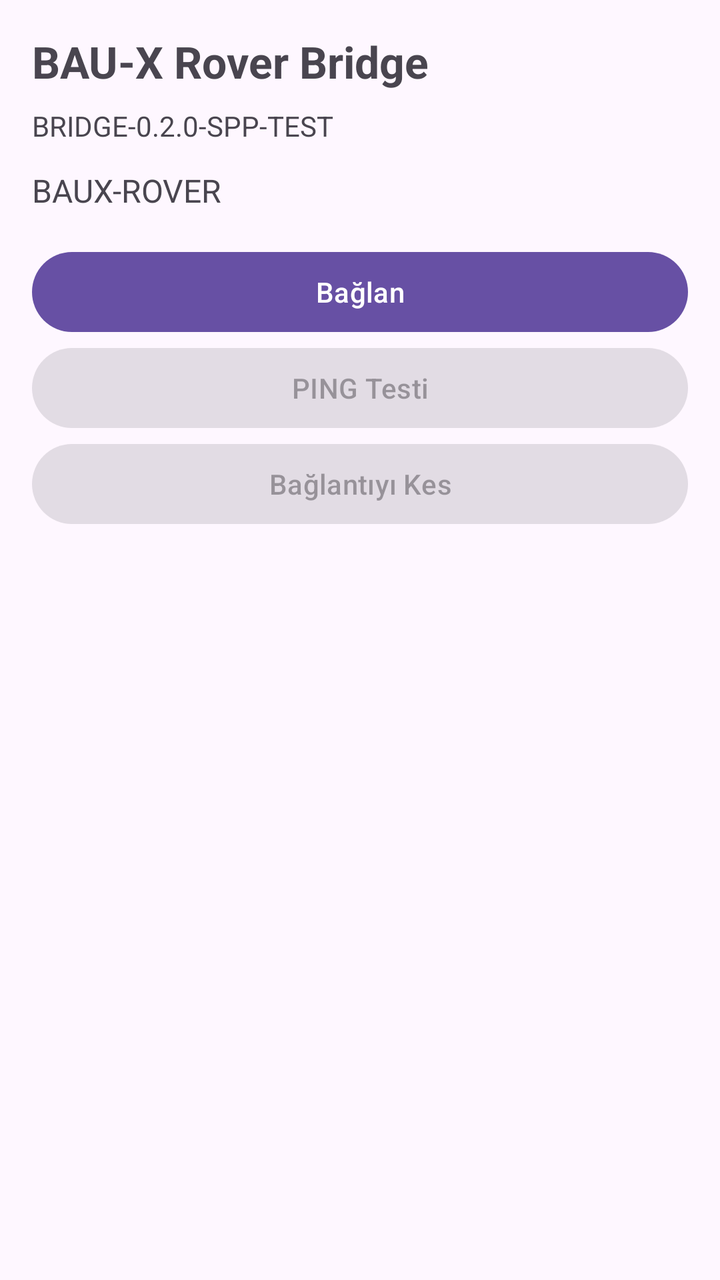
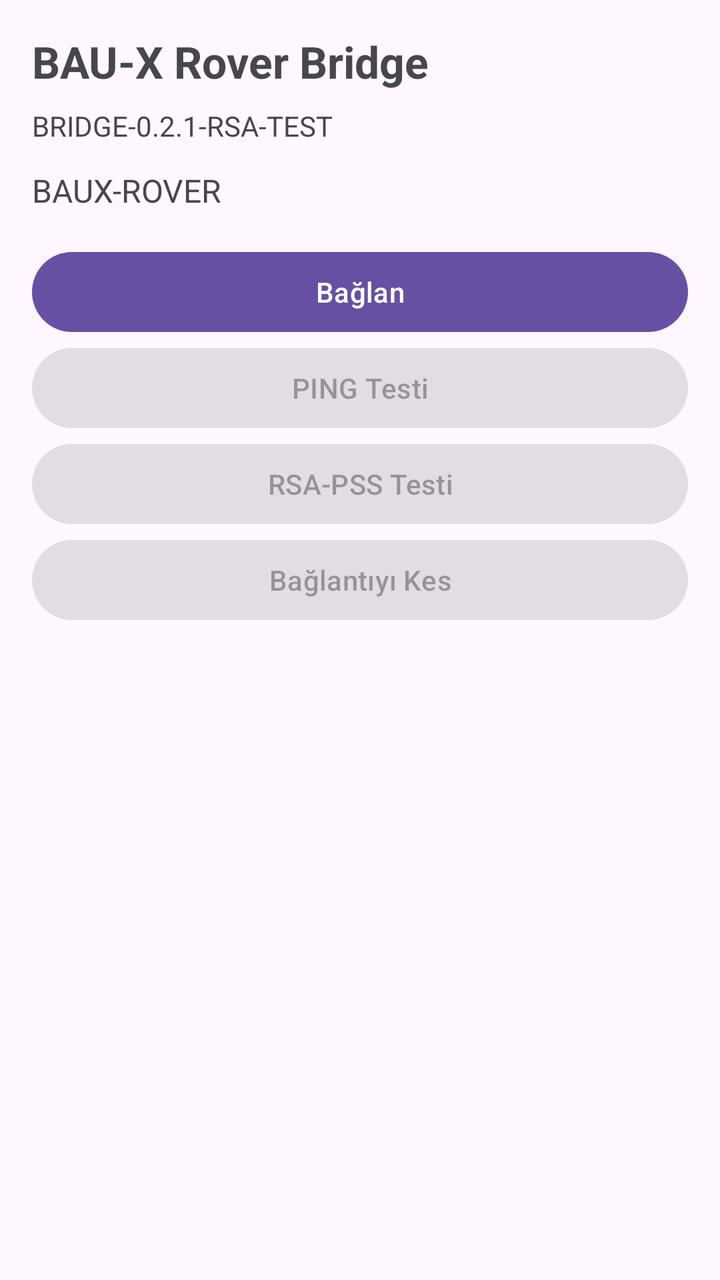

Two renders of the same Android screen: before a commit and after it. Below are the layout's source before the change and the commit's diff.
<!-- AndroidManifest.xml: application theme Theme.BauxRoverBridge -->
<!-- res/layout/activity_main.xml -->
<?xml version="1.0" encoding="utf-8"?>
<LinearLayout xmlns:android="http://schemas.android.com/apk/res/android"
    android:layout_width="match_parent"
    android:layout_height="match_parent"
    android:orientation="vertical"
    android:padding="16dp">

    <TextView
        android:id="@+id/titleText"
        android:layout_width="wrap_content"
        android:layout_height="wrap_content"
        android:text="BAU-X Rover Bridge"
        android:textSize="22sp"
        android:textStyle="bold" />

    <TextView
        android:id="@+id/versionText"
        android:layout_width="wrap_content"
        android:layout_height="wrap_content"
        android:layout_marginTop="8dp"
        android:text="BRIDGE-0.2.0-SPP-TEST"
        android:textSize="14sp" />

    <TextView
        android:id="@+id/statusText"
        android:layout_width="wrap_content"
        android:layout_height="wrap_content"
        android:layout_marginTop="12dp"
        android:text="BAUX-ROVER"
        android:textSize="16sp" />

    <Button
        android:id="@+id/connectButton"
        android:layout_width="match_parent"
        android:layout_height="wrap_content"
        android:layout_marginTop="16dp"
        android:text="@string/connect" />

    <Button
        android:id="@+id/pingButton"
        android:layout_width="match_parent"
        android:layout_height="wrap_content"
        android:enabled="false"
        android:text="@string/ping_test" />

    <Button
        android:id="@+id/disconnectButton"
        android:layout_width="match_parent"
        android:layout_height="wrap_content"
        android:enabled="false"
        android:text="@string/disconnect" />

</LinearLayout>
<!-- resources referenced by this layout -->
<resources>
  <string name="connect">Bağlan</string>
  <string name="disconnect">Bağlantıyı Kes</string>
  <string name="ping_test">PING Testi</string>
  <style name="Theme.BauxRoverBridge" parent="Theme.Material3.DayNight.NoActionBar" />
</resources>

<!-- the commit's change to res/layout/activity_main.xml (unified diff, before → after) -->
@@ -18,7 +18,7 @@
         android:layout_width="wrap_content"
         android:layout_height="wrap_content"
         android:layout_marginTop="8dp"
-        android:text="BRIDGE-0.2.0-SPP-TEST"
+        android:text="BRIDGE-0.2.1-RSA-TEST"
         android:textSize="14sp" />
 
     <TextView
@@ -44,6 +44,13 @@
         android:text="@string/ping_test" />
 
     <Button
+        android:id="@+id/rsaButton"
+        android:layout_width="match_parent"
+        android:layout_height="wrap_content"
+        android:enabled="false"
+        android:text="@string/rsa_test" />
+
+    <Button
         android:id="@+id/disconnectButton"
         android:layout_width="match_parent"
         android:layout_height="wrap_content"
<!-- resource entries referenced after the edit -->
@@ -3,6 +3,7 @@
   <string name="connect">Bağlan</string>
   <string name="disconnect">Bağlantıyı Kes</string>
   <string name="ping_test">PING Testi</string>
+  <string name="rsa_test">RSA-PSS Testi</string>
   <style name="Theme.BauxRoverBridge" parent="Theme.Material3.DayNight.NoActionBar" />
 </resources>
 
